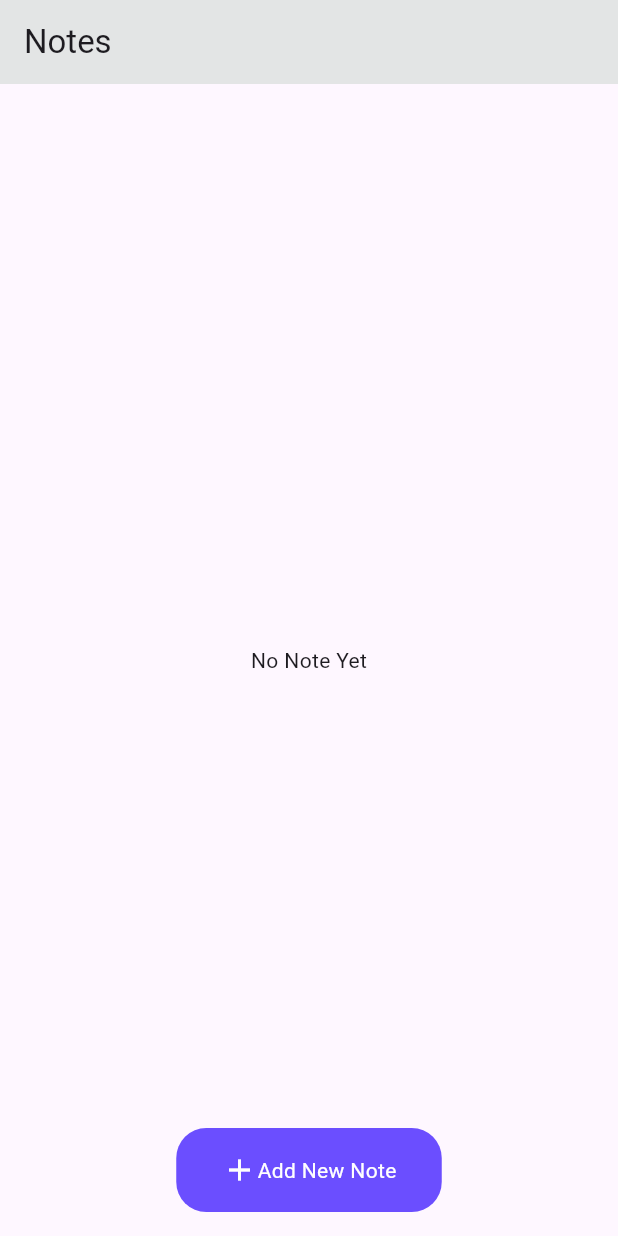
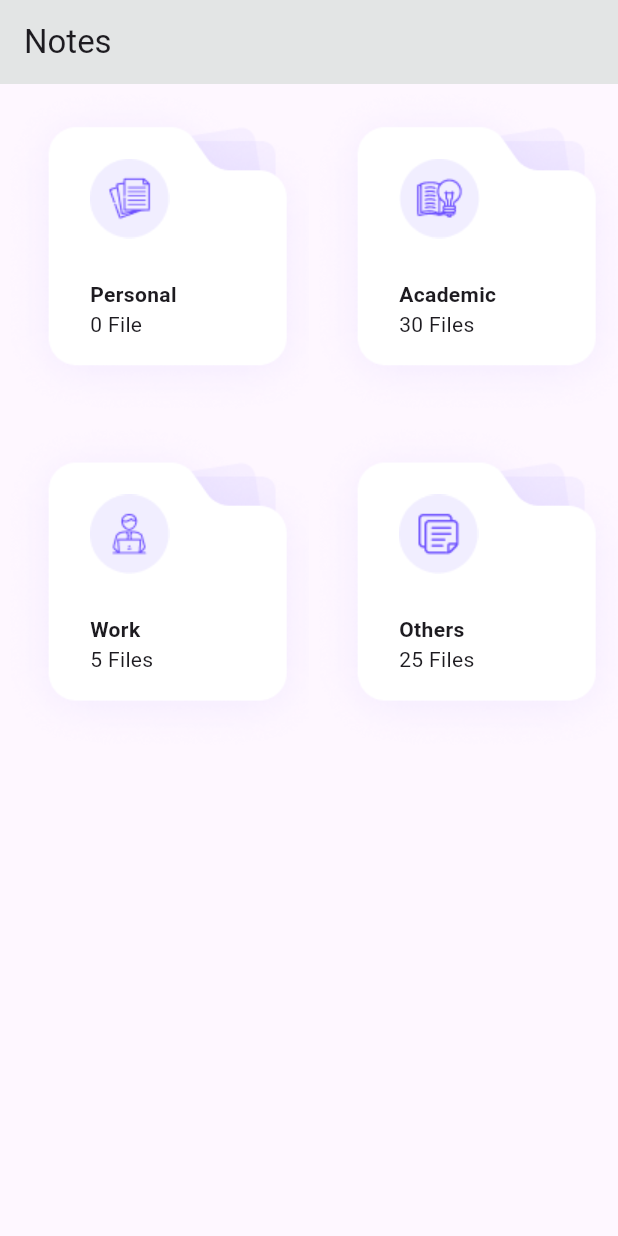
Before and after one commit to piperfresh/takenote, a Flutter app: the screen it shows after launch, on a phone screen of 412 x 824 dp. Run offline on Flutter 3.47's test engine with Material 3 defaults, Android fonts, the light colour scheme and no system bars; our stand-ins replace equatable, flutter_riverpod, flutter_svg, google_fonts, shared_preferences.

Commit message:
Note folders implementation

```diff
--- a/lib/core/extensions.dart
+++ b/lib/core/extensions.dart
@@ -1,3 +1,4 @@
 extension AssetName on String{
   String get svg => 'assets/icons/$this.svg';
+  String get png => 'assets/images/$this.png';
 }
--- a/lib/note/presentation/pages/home_screen.dart
+++ b/lib/note/presentation/pages/home_screen.dart
@@ -1,12 +1,9 @@
 import 'package:flutter/material.dart';
 import 'package:flutter_riverpod/flutter_riverpod.dart';
-import 'package:flutter_staggered_grid_view/flutter_staggered_grid_view.dart';
-import 'package:intl/intl.dart';
-import 'package:notetake/note/presentation/pages/add_note_screen.dart';
-import 'package:notetake/note/presentation/provider/use_case_provider.dart';
+import 'package:notetake/note/presentation/pages/personal_note_screen.dart';
 
-import '../widget/staggered_tile.dart';
-import 'edit_note_screen.dart';
+import '../provider/use_case_provider.dart';
+import '../widget/folder_type.dart';
 
 class HomeScreen extends StatelessWidget {
   const HomeScreen({super.key});
@@ -17,106 +14,168 @@ class HomeScreen extends StatelessWidget {
       appBar: AppBar(
         title: const Text('Notes'),
       ),
-      body: Padding(
-        padding: const EdgeInsets.all(8.0),
-        child: Consumer(
+      // body: Padding(
+      //   padding: const EdgeInsets.all(8.0),
+      //   child: Consumer(
+      //     builder: (context, ref, child) {
+      //       final notes = ref.watch(noteRepositoryProvider);
+      //       return notes.isEmpty
+      //           ? const Center(child: Text('No Note Yet'))
+      //           : Padding(
+      //               padding: const EdgeInsets.only(bottom: 50.0),
+      //               child: StaggeredGridView.countBuilder(
+      //                 padding: EdgeInsets.zero,
+      //                 crossAxisCount: 2,
+      //                 crossAxisSpacing: 20,
+      //                 mainAxisSpacing: 16,
+      //                 scrollDirection: Axis.vertical,
+      //                 // to display different size of tile
+      //                 staggeredTileBuilder: (index) {
+      //                   final note = notes[index];
+      //                   final descriptionLength = note.description?.length;
+      //
+      //                   double tileHeight = descriptionLength! > 110
+      //                       ? 240
+      //                       : descriptionLength > 50 && descriptionLength < 89
+      //                           ? descriptionLength.toDouble() + 110
+      //                           : descriptionLength > 90
+      //                               ? descriptionLength.toDouble() + 120
+      //                               : descriptionLength > 18
+      //                                   ? descriptionLength.toDouble() + 100
+      //                                   : descriptionLength < 10
+      //                                       ? descriptionLength.toDouble() + 95
+      //                                       : descriptionLength.toDouble() +
+      //                                           note.dateTime!.length +
+      //                                           85;
+      //                   return StaggeredTile.extent(
+      //                       (index % 2 == 0) ? 1 : 1, tileHeight);
+      //                 },
+      //                 itemCount: notes.length,
+      //                 itemBuilder: (context, index) {
+      //                   final note = notes[index];
+      //                   return GestureDetector(
+      //                     onTap: () {
+      //                       Navigator.push(
+      //                         context,
+      //                         MaterialPageRoute(
+      //                           builder: (context) =>
+      //                               EditNoteScreen(noteIndex: index),
+      //                         ),
+      //                       );
+      //                     },
+      //                     onLongPress: () {
+      //                       ref
+      //                           .read(noteRepositoryProvider.notifier)
+      //                           .deleteNote(index);
+      //                     },
+      //                     child: StaggerTile(
+      //                       title: note.title!,
+      //                       description: note.description!,
+      //                       dateTime:
+      //                           DateFormat('dd-MM-yyyy').format(DateTime.now()),
+      //                     ),
+      //                   );
+      //                 },
+      //               ),
+      //             );
+      //     },
+      //   ),
+      // ),
+      body: Consumer(
         builder: (context, ref, child) {
           final notes = ref.watch(noteRepositoryProvider);
-            return notes.isEmpty
-                ? const Center(child: Text('No Note Yet'))
-                : StaggeredGridView.countBuilder(
-                    padding: EdgeInsets.zero,
-                    crossAxisCount: 2,
-                    crossAxisSpacing: 20,
-                    mainAxisSpacing: 16,
-                    scrollDirection: Axis.vertical,
-                    // to display different size of tile
-                    staggeredTileBuilder: (index) {
-                      final note = notes[index];
-                      final descriptionLength = note.description?.length;
-
-                      double tileHeight = descriptionLength! > 110
-                          ? 240
-                          : descriptionLength > 50 && descriptionLength < 89
-                              ? descriptionLength.toDouble() + 110
-                              : descriptionLength > 90
-                                  ? descriptionLength.toDouble() + 120
-                                  : descriptionLength > 18
-                                      ? descriptionLength.toDouble() + 100
-                                      : descriptionLength < 10
-                                          ? descriptionLength.toDouble() + 95
-                                          : descriptionLength.toDouble() +
-                                              note.dateTime!.length +
-                                              85;
-                      return StaggeredTile.extent(
-                          (index % 2 == 0) ? 1 : 1, tileHeight);
+          return Column(
+            crossAxisAlignment: CrossAxisAlignment.start,
+            children: [
+              Row(
+                children: [
+                  Expanded(
+                    child: FolderType(
+                      onTap: () {
+                        Navigator.push(context, MaterialPageRoute(
+                          builder: (context) {
+                            return const PersonalNoteScreen();
                           },
-                    itemCount: notes.length,
-                    itemBuilder: (context, index) {
-                      final note = notes[index];
-                      return
-                       GestureDetector(
-                        onTap: () {
-                          Navigator.push(
-                            context,
-                            MaterialPageRoute(
-                              builder: (context) =>
-                                  EditNoteScreen(noteIndex: index),
+                        ));
+                      },
+                      folderType: 'Personal',
+                      imagePath: 'personal',
+                      numberOfFiles: notes.length,
+                      numberOfDocuments: notes.length.toString(),
                     ),
-                          );
-                        },
-                        onLongPress: () {
-                          ref
-                              .read(noteRepositoryProvider.notifier)
-                              .deleteNote(index);
-                        },
-                        child: StaggerTile(
-                          title: note.title!,
-                          description: note.description!,
-                          dateTime:
-                              DateFormat('dd-MM-yyyy').format(DateTime.now()),
                   ),
-                      );
-                    },
+                  Expanded(
+                    child: FolderType(
+                      numberOfFiles: 5,
+                      onTap: () {},
+                      folderType: "Academic",
+                      imagePath: 'academic',
+                      numberOfDocuments: '30',
+                    ),
+                  ),
+                ],
+              ),
+              Row(
+                children: [
+                  Expanded(
+                    child: FolderType(
+                      numberOfFiles: 6,
+                      onTap: () {},
+                      folderType: 'Work',
+                      imagePath: 'work',
+                      numberOfDocuments: '5',
+                    ),
+                  ),
+                  Expanded(
+                    child: FolderType(
+                      numberOfFiles: 5,
+                      onTap: () {},
+                      folderType: 'Others',
+                      imagePath: 'others',
+                      numberOfDocuments: '25',
+                    ),
+                  ),
+                ],
+              ),
+            ],
           );
         },
       ),
-      ),
-      floatingActionButton: GestureDetector(
-        onTap: () {
-          Navigator.push(context, MaterialPageRoute(
-            builder: (context) {
-              return const AddNoteScreen();
-            },
-          ));
-        },
-        child: Container(
-          height: 56,
-          width: 177,
-          decoration: const BoxDecoration(
-            color: Color(0xff6B4EFF),
-            borderRadius: BorderRadius.all(
-              Radius.circular(20),
-            ),
-          ),
-          child: const Center(
-            child: Row(
-              mainAxisAlignment: MainAxisAlignment.center,
-              children: [
-                Icon(
-                  Icons.add,
-                  color: Colors.white,
-                ),
-                Text(
-                  'Add New Note',
-                  style: TextStyle(color: Colors.white),
-                ),
-              ],
-            ),
-          ),
-        ),
-      ),
-      floatingActionButtonLocation: FloatingActionButtonLocation.centerFloat,
+      // floatingActionButton: GestureDetector(
+      //   onTap: () {
+      //     Navigator.push(context, MaterialPageRoute(
+      //       builder: (context) {
+      //         return const AddNoteScreen();
+      //       },
+      //     ));
+      //   },
+      //   child: Container(
+      //     height: 56,
+      //     width: 177,
+      //     decoration: const BoxDecoration(
+      //       color: Color(0xff6B4EFF),
+      //       borderRadius: BorderRadius.all(
+      //         Radius.circular(20),
+      //       ),
+      //     ),
+      //     child: const Center(
+      //       child: Row(
+      //         mainAxisAlignment: MainAxisAlignment.center,
+      //         children: [
+      //           Icon(
+      //             Icons.add,
+      //             color: Colors.white,
+      //           ),
+      //           Text(
+      //             'Add New Note',
+      //             style: TextStyle(color: Colors.white),
+      //           ),
+      //         ],
+      //       ),
+      //     ),
+      //   ),
+      // ),
+      // floatingActionButtonLocation: FloatingActionButtonLocation.centerFloat,
     );
   }
 }
--- a/lib/note/presentation/provider/use_case_provider.dart
+++ b/lib/note/presentation/provider/use_case_provider.dart
@@ -12,4 +12,4 @@ import 'package:notetake/note/domain/usecases/note_use_case.dart';
 // });
 
 
-final noteRepositoryProvider = StateNotifierProvider<NoteRepositoryImpl, List<NoteEntity>>((ref) => NoteRepositoryImpl());
+final noteRepositoryProvider = StateNotifierProvider<PersonalNoteRepositoryImpl, List<NoteEntity>>((ref) => PersonalNoteRepositoryImpl());
--- /dev/null
+++ b/lib/note/presentation/widget/folder_type.dart
@@ -0,0 +1,51 @@
+import 'package:flutter/material.dart';
+import 'package:notetake/core/extensions.dart';
+
+class FolderType extends StatelessWidget {
+  const FolderType({
+    super.key,
+    required this.imagePath,
+    required this.folderType,
+    required this.numberOfDocuments,
+    this.onTap,
+    required this.numberOfFiles,
+  });
+
+  final String imagePath, folderType, numberOfDocuments;
+  final void Function()? onTap;
+  final int numberOfFiles;
+
+  @override
+  Widget build(BuildContext context) {
+    return GestureDetector(
+      onTap: onTap,
+      child: Stack(
+        children: [
+          Image.asset('assets/images/folder.png'),
+          Positioned(
+            top: 50,
+            left: 60,
+            child: Image.asset(
+              imagePath.png,
+            ),
+          ),
+          Positioned(
+            top: 130,
+            left: 60,
+            child: Text(
+              folderType,
+              style: const TextStyle(fontWeight: FontWeight.bold),
+            ),
+          ),
+          Positioned(
+            top: 150,
+            left: 60,
+            child: numberOfFiles > 1
+                ? Text('$numberOfDocuments Files')
+                : Text('$numberOfDocuments File'),
+          ),
+        ],
+      ),
+    );
+  }
+}
```
Also changed, not shown: lib/note/data/repository/note_repository_impl.dart (+27 -25 lines), lib/note/presentation/pages/personal_note_screen.dart (added, +130 -0 lines), assets/images/academic.png (added), assets/images/folder.png (added), assets/images/others.png (added), assets/images/personal.png (added), assets/images/work.png (added). Lines whose indentation alone changed are shown as unchanged.
